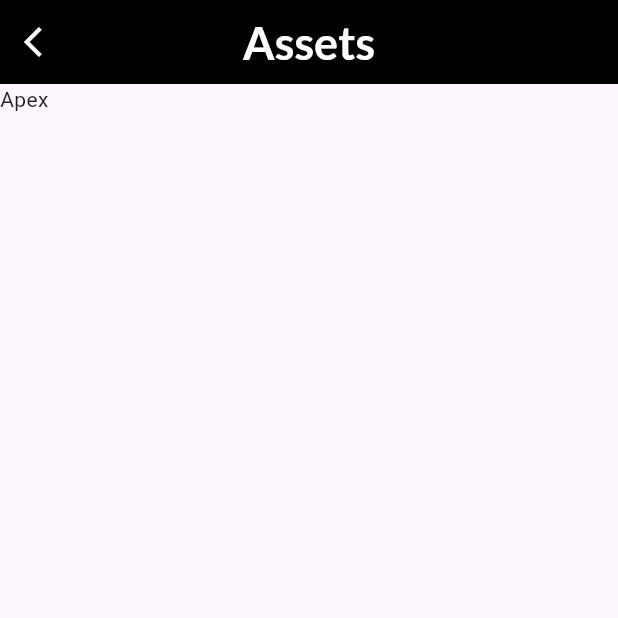
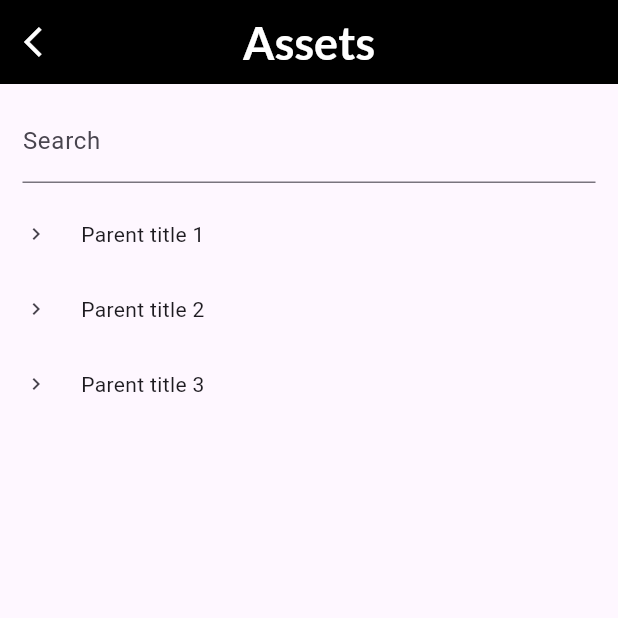
Before and after one commit to iury0393/tractian_challenge, a Flutter app: the ApexPage screen opened by its route, on a phone screen of 412 x 824 dp, the top half of it. Run offline on Flutter 3.47's test engine with Material 3 defaults, Android fonts, the phone set to English and light mode, and no system bars; our stand-ins replace google_fonts.

Commit message:
Creating the simple tree view for the app

```diff
--- a/lib/src/core/assets/apex/presentation/apex_page.dart
+++ b/lib/src/core/assets/apex/presentation/apex_page.dart
@@ -1,4 +1,6 @@
 import 'package:flutter/material.dart';
+import 'package:tractian_challenge/src/core/assets/apex/presentation/tree_data.dart';
+import 'package:tractian_challenge/src/shared/tree_view/tree_view.dart';
 import 'package:tractian_challenge/src/shared/utils/text_styles.dart';
 import 'package:tractian_challenge/src/shared/utils/utils.dart';
 
@@ -14,15 +16,15 @@ class _ApexPageState extends State<ApexPage> {
   final TextSize textSize = TextSize();
   final Utils utils = Utils();
 
-  ///POSSO TENTAR FAZER O DROPDOWN COM VISIBILITY, OU OPACIDADE, E MUDAR O HEIGHT E
-  ///O ICON COM O SETSTATE NA HORA DO CLICK
   @override
   Widget build(BuildContext context) {
     return Scaffold(
       appBar: utils.getAppBar(
         () => Navigator.pop(context),
       ),
-      body: Text('Apex'),
+      body: TreeView(
+        data: treeData,
+      ),
     );
   }
 }
--- /dev/null
+++ b/lib/src/core/assets/apex/presentation/tree_data.dart
@@ -0,0 +1,48 @@
+import 'package:tractian_challenge/src/shared/tree_view/tree_view_model.dart';
+
+final serverData = [
+  {
+    "children": [
+      {
+        "children": [
+          {
+            "children": [],
+            "id": 12,
+            "pid": 1,
+            "text": "Child title 12",
+          }
+        ],
+        "id": 11,
+        "pid": 1,
+        "text": "Child title 11",
+      },
+    ],
+    "id": 1,
+    "pid": 0,
+    "text": "Parent title 1",
+  },
+  {
+    "children": [],
+    "id": 2,
+    "pid": 0,
+    "text": "Parent title 2",
+  },
+  {
+    "children": [],
+    "id": 3,
+    "pid": 0,
+    "text": "Parent title 3",
+  },
+];
+
+TreeViewModel mapServerDataToTreeData(Map data) {
+  return TreeViewModel(
+    title: data['text'],
+    children: List.from(data['children'].map((x) => mapServerDataToTreeData(x))),
+  );
+}
+
+List<TreeViewModel> treeData = List.generate(
+  serverData.length,
+  (index) => mapServerDataToTreeData(serverData[index]),
+).toList();
--- /dev/null
+++ b/lib/src/shared/tree_view/tree_view.dart
@@ -0,0 +1,77 @@
+import 'package:flutter/material.dart';
+import 'package:tractian_challenge/src/shared/tree_view/tree_view_model.dart';
+import 'package:tractian_challenge/src/shared/tree_view/tree_view_node.dart';
+import 'package:tractian_challenge/src/shared/utils/utils.dart';
+
+class TreeView extends StatefulWidget {
+  final List<TreeViewModel> data;
+
+  const TreeView({
+    super.key,
+    required this.data,
+  });
+
+  @override
+  State<TreeView> createState() => _TreeViewState();
+}
+
+class _TreeViewState extends State<TreeView> {
+  final Utils utils = Utils();
+  List<TreeViewModel> _renderList = [];
+
+  List<TreeViewModel> _filter(String val, List<TreeViewModel> list) {
+    List<TreeViewModel> tempNodes = [];
+
+    for (int i = 0; i < list.length; i++) {
+      TreeViewModel tempNode = TreeViewModel.from(list[i]);
+      if (tempNode.children.isNotEmpty) {
+        tempNode.children = _filter(val, tempNode.children);
+      }
+      if (tempNode.title.contains(RegExp(val, caseSensitive: false)) ||
+          tempNode.children.isNotEmpty) {
+        tempNodes.add(tempNode);
+      }
+    }
+    return tempNodes;
+  }
+
+  void _onChange(String val) {
+    _renderList = widget.data;
+    if (val.isNotEmpty) {
+      _renderList = _filter(val, _renderList);
+    }
+    setState(() {});
+  }
+
+  @override
+  void initState() {
+    super.initState();
+    _renderList = widget.data;
+  }
+
+  @override
+  Widget build(BuildContext context) {
+    return SingleChildScrollView(
+      child: Column(
+        children: [
+          Padding(
+            padding: utils.getPaddingDefault(),
+            child: TextField(
+              onChanged: _onChange,
+              keyboardType: TextInputType.text,
+              decoration: const InputDecoration(labelText: 'Search'),
+            ),
+          ),
+          ...List.generate(
+            _renderList.length,
+            (int index) {
+              return TreeNode(
+                data: _renderList[index],
+              );
+            },
+          )
+        ],
+      ),
+    );
+  }
+}
--- /dev/null
+++ b/lib/src/shared/tree_view/tree_view_model.dart
@@ -0,0 +1,15 @@
+class TreeViewModel {
+  String title;
+  List<TreeViewModel> children;
+
+  TreeViewModel({
+    required this.title,
+    required this.children,
+  });
+
+  TreeViewModel.from(TreeViewModel other)
+      : this(
+          title: other.title,
+          children: other.children,
+        );
+}
--- /dev/null
+++ b/lib/src/shared/tree_view/tree_view_node.dart
@@ -0,0 +1,94 @@
+import 'package:flutter/material.dart';
+import 'package:tractian_challenge/src/shared/tree_view/tree_view_model.dart';
+
+class TreeNode extends StatefulWidget {
+  final TreeViewModel data;
+
+  const TreeNode({
+    super.key,
+    required this.data,
+  });
+
+  @override
+  State<TreeNode> createState() => _TreeNodeState();
+}
+
+class _TreeNodeState extends State<TreeNode> with SingleTickerProviderStateMixin {
+  bool _isExpanded = false;
+  late AnimationController _rotationController;
+  final Tween<double> _turnsTween = Tween<double>(begin: -0.25, end: 0.0);
+
+  List<TreeNode> _geneTreeNodes(List list) {
+    return List.generate(list.length, (int index) {
+      return TreeNode(
+        data: list[index],
+      );
+    });
+  }
+
+  @override
+  initState() {
+    super.initState();
+    _rotationController = AnimationController(
+      duration: const Duration(milliseconds: 300),
+      vsync: this,
+    );
+    if (_isExpanded) {
+      _rotationController.forward();
+    }
+  }
+
+  @override
+  Widget build(BuildContext context) {
+    return Column(
+      crossAxisAlignment: CrossAxisAlignment.start,
+      children: <Widget>[
+        InkWell(
+          onTap: () {},
+          child: Container(
+            margin: const EdgeInsets.only(bottom: 2.0),
+            padding: const EdgeInsets.only(right: 12.0),
+            child: Row(
+              crossAxisAlignment: CrossAxisAlignment.center,
+              children: <Widget>[
+                RotationTransition(
+                  turns: _turnsTween.animate(_rotationController),
+                  child: IconButton(
+                    iconSize: 16,
+                    icon: const Icon(Icons.expand_more),
+                    onPressed: () => toggleExpansion(),
+                  ),
+                ),
+                Expanded(
+                  child: Padding(
+                    padding: const EdgeInsets.symmetric(horizontal: 6.0),
+                    child: Text(
+                      widget.data.title,
+                    ),
+                  ),
+                ),
+              ],
+            ),
+          ),
+        ),
+        SizeTransition(
+          sizeFactor: _rotationController,
+          child: Padding(
+            padding: const EdgeInsets.only(left: 24),
+            child: Column(children: _geneTreeNodes(widget.data.children)),
+          ),
+        )
+      ],
+    );
+  }
+
+  void toggleExpansion() {
+    _isExpanded = !_isExpanded;
+    if (_isExpanded) {
+      _rotationController.forward();
+    } else {
+      _rotationController.reverse();
+    }
+    setState(() {});
+  }
+}
```
Also changed, not shown: 3 other files.
